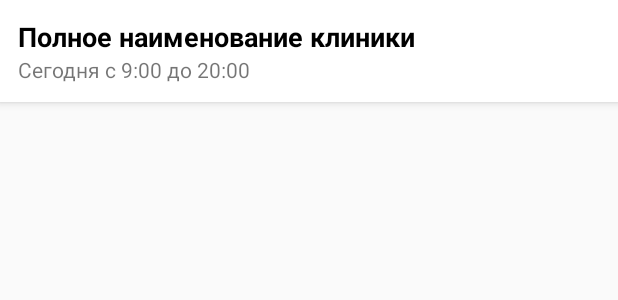
After one commit to MariaNemova/ingos, an Android app: the layout clinic_info_block_pager.xml on its own in the app's theme, with its tools: preview values and no code run, on a phone screen of 412 x 824 dp. The commit adds this screen. Shown: the top 300 px of the screen. Run offline under Robolectric (Android 15) with nearby library versions, the light colour scheme and no system bars.

Commit message:
[WIP]Работа над корректным сворачиванием шапки экрана информации о клинике. Toolbar имеет мод "pin" и поэтому не должен сворачиваться вверх. Но несмотря ни на что это происходит. Причина неизвеста, веду работу над выявлением. При установке для collapseView мода "scroll|exitUntilCollapsed" все перестает работать вообще.

```diff
--- /dev/null
+++ b/app/src/main/res/layout/clinic_info_block_pager.xml
@@ -0,0 +1,36 @@
+<?xml version="1.0" encoding="utf-8"?>
+<LinearLayout xmlns:android="http://schemas.android.com/apk/res/android"
+              android:layout_width="match_parent"
+              android:layout_height="wrap_content"
+              android:orientation="vertical"
+              android:clipToPadding="false">
+        <LinearLayout
+                android:layout_width="match_parent"
+                android:layout_height="wrap_content"
+                android:padding="12dp"
+                android:orientation="vertical"
+                android:background="@color/White"
+                android:elevation="4dp"
+                >
+
+            <TextView
+                    android:layout_width="match_parent"
+                    android:layout_height="wrap_content"
+                    android:text="Полное наименование клиники"
+                    android:textColor="@color/Black"
+                    android:textSize="18sp"
+                    android:textStyle="bold"/>
+            <TextView
+                    android:layout_width="wrap_content"
+                    android:layout_height="wrap_content"
+                    android:text="Сегодня с 9:00 до 20:00"/>
+
+        </LinearLayout>
+        <android.support.v4.view.ViewPager
+                android:id="@+id/clinic_info_pager"
+                android:layout_width="match_parent"
+                android:layout_height="512dp">
+
+        </android.support.v4.view.ViewPager>
+
+</LinearLayout>
```
Also changed, not shown: app/src/main/java/ru/ingos/digitalmedicine/common/Utils.java (+21 -1 lines), app/src/main/java/ru/ingos/digitalmedicine/ui/activities/ClinicInfoActivity.java (+9 -8 lines), app/src/main/java/ru/ingos/digitalmedicine/ui/adapters/ClinicInfoPagerAdapter.java (+3 -4 lines), app/src/main/res/layout/activity_clicnic_info.xml (+25 -50 lines).
